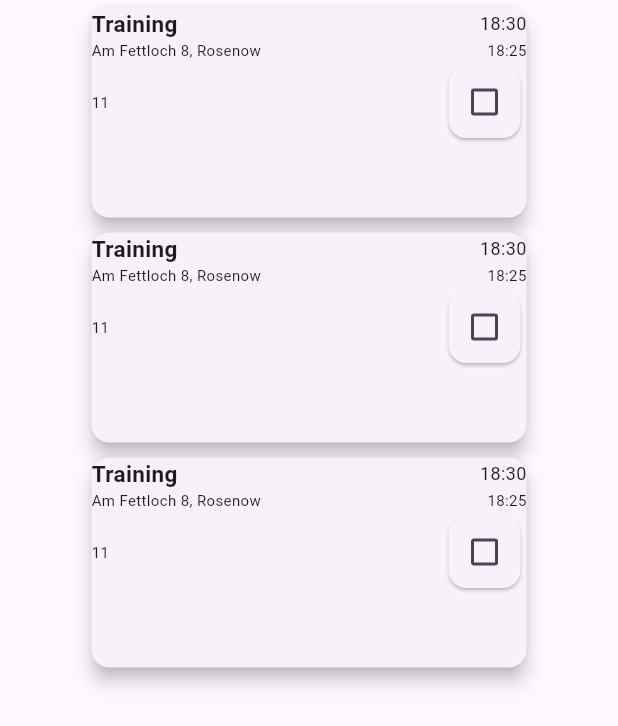
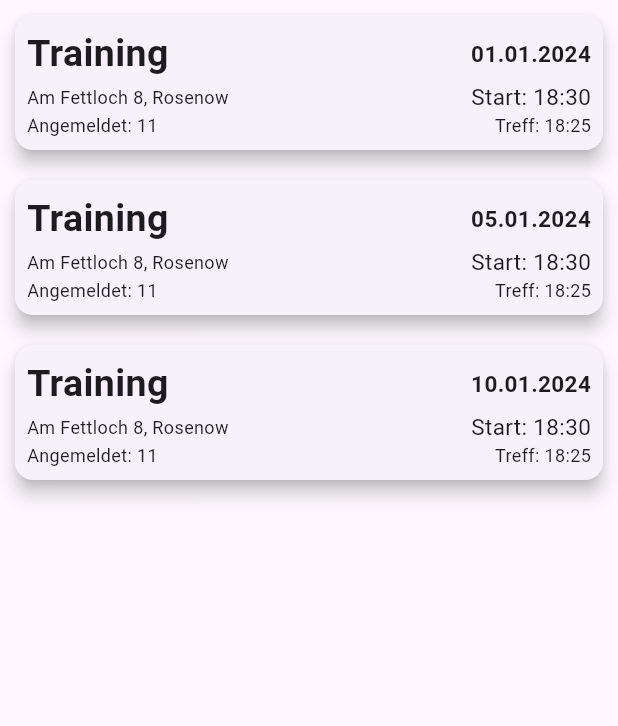
Before and after one commit to RobertEly92/SV46, a Flutter app: the screen it shows after launch, on a phone screen of 412 x 824 dp. Shown: the top 726 px of the screen. Run offline on Flutter 3.47's test engine with Material 3 defaults, Android fonts, the phone set to English and light mode, and no system bars.

Commit message:
optik angepasst

```diff
--- a/sv46_rosenow/lib/main.dart
+++ b/sv46_rosenow/lib/main.dart
@@ -21,6 +21,7 @@ class MainApp extends StatelessWidget {
               eventStartTime: '18:30',
               eventMeetingTime: '18:25',
               eventRegistratedPeople: '11',
+              eventDate: '01.01.2024',
             )),
               Center(
                 child: EventListElement_widget(
@@ -29,6 +30,8 @@ class MainApp extends StatelessWidget {
               eventStartTime: '18:30',
               eventMeetingTime: '18:25',
               eventRegistratedPeople: '11',
+              eventDate: '05.01.2024',
+
             )),
               Center(
                 child: EventListElement_widget(
@@ -37,6 +40,7 @@ class MainApp extends StatelessWidget {
               eventStartTime: '18:30',
               eventMeetingTime: '18:25',
               eventRegistratedPeople: '11',
+              eventDate: '10.01.2024',
             )),
           ],
         ),
--- a/sv46_rosenow/lib/presentation/eventPage/eventListElement_widget.dart
+++ b/sv46_rosenow/lib/presentation/eventPage/eventListElement_widget.dart
@@ -8,6 +8,7 @@ class EventListElement_widget extends StatefulWidget {
   String eventMeetingTime;
   String eventRegistratedPeople;
   String eventStartTime;
+  String eventDate;
 
   EventListElement_widget(
       {Key? key,
@@ -15,7 +16,8 @@ class EventListElement_widget extends StatefulWidget {
       required this.eventLocation,
       required this.eventMeetingTime,
       required this.eventRegistratedPeople,
-      required this.eventStartTime})
+      required this.eventStartTime,
+      required this.eventDate})
       : super(key: key);
 
   @override
@@ -29,12 +31,14 @@ class _EventListElement_widgetState extends State<EventListElement_widget> {
   @override
   Widget build(BuildContext context) {
     return SizedBox(
-      height: 150,
-      width: 300,
+      height: 110,
+
       child: Card(
         elevation: 5,
-        margin: const EdgeInsets.all(5),
+        margin: const EdgeInsets.all(10),
         borderOnForeground: true,
+        child: Padding(
+          padding: const EdgeInsets.all(8.0),
           child: Column(
             mainAxisSize: MainAxisSize.min,
             children: [
@@ -44,13 +48,13 @@ class _EventListElement_widgetState extends State<EventListElement_widget> {
                   Text(
                     widget.eventHeadline,
                     style: const TextStyle(
+                        fontWeight: FontWeight.bold, fontSize: 25.0),
+                  ),
+                  Text(
+                    widget.eventDate,
+                    style: const TextStyle(
                         fontWeight: FontWeight.bold, fontSize: 15.0),
                   ),
-                Text(
-                  widget.eventStartTime,
-                  style: const TextStyle(
-                      fontWeight: FontWeight.normal, fontSize: 12.0),
-                )
                 ],
               ),
               Row(
@@ -59,34 +63,31 @@ class _EventListElement_widgetState extends State<EventListElement_widget> {
                   Text(
                     widget.eventLocation,
                     style: const TextStyle(
-                      fontWeight: FontWeight.normal, fontSize: 10.0),
+                        fontWeight: FontWeight.normal, fontSize: 12.0),
                   ),
                   Text(
-                  widget.eventMeetingTime,
+                    'Start: ${widget.eventStartTime}',
                     style: const TextStyle(
-                      fontWeight: FontWeight.normal, fontSize: 10.0),
-                )
+                        fontWeight: FontWeight.normal, fontSize: 15.0),
+                  ),
                 ],
               ),
               Row(mainAxisAlignment: MainAxisAlignment.spaceBetween, children: [
-              const Text(
-                '11',
-                style: TextStyle(fontWeight: FontWeight.normal, fontSize: 10.0),
+                Text(
+                  'Angemeldet: ${widget.eventRegistratedPeople}',
+                  style: const TextStyle(
+                      fontWeight: FontWeight.normal, fontSize: 12.0),
                 ),
-              Card(
-                child: Checkbox(
-                  value: isChecked,
-                  onChanged: (bool? value) {
-                    setState(() {
-                      isChecked = value;
-                    });
-                  },
-                ),
+                Text(
+                  'Treff: ${widget.eventMeetingTime}',
+                  style: const TextStyle(
+                      fontWeight: FontWeight.normal, fontSize: 12.0),
                 )
               ])
             ],
           ),
         ),
+      ),
     );
   }
 }
```
Also changed, not shown: 1 other file. Lines whose indentation alone changed are shown as unchanged.
